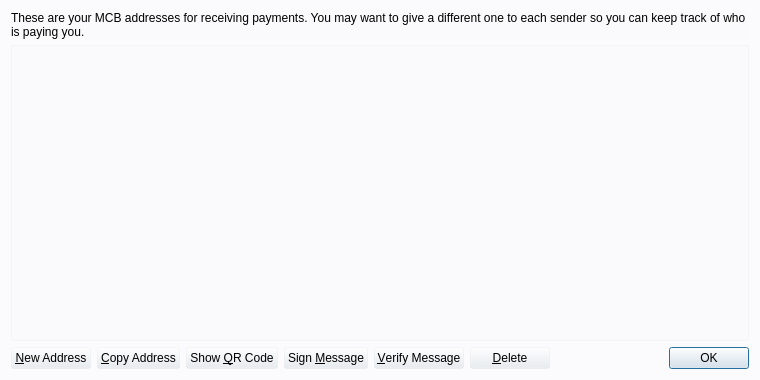
Old version of the form src/qt/forms/addressbookpage.ui in the repository mcobitcoin/mcobit.
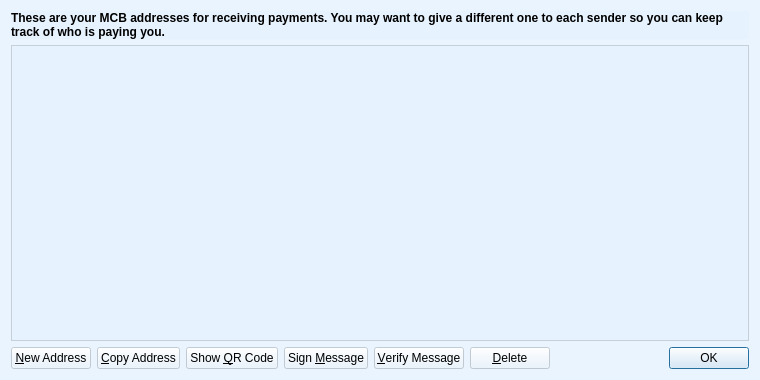
New version of the form. Icons and pictures are not drawn.

Diff of the .ui file:
```diff
--- a/src/qt/forms/addressbookpage.ui
+++ b/src/qt/forms/addressbookpage.ui
@@ -14,11 +14,17 @@
    <string>Address Book</string>
   </property>
   <property name="styleSheet">
-  <string notr="true">background:rgba(232, 236, 241, 0.1);</string>
+	<string notr="true">background:rgba(228, 241, 254, 0.6);</string>
   </property>
   <layout class="QVBoxLayout" name="verticalLayout">
    <item>
     <widget class="QLabel" name="labelExplanation">
+     <property name="font">
+      <font>
+       <weight>75</weight>
+       <bold>true</bold>
+      </font>
+     </property>
      <property name="text">
       <string>These are your MCB addresses for receiving payments. You may want to give a different one to each sender so you can keep track of who is paying you.</string>
      </property>
```
